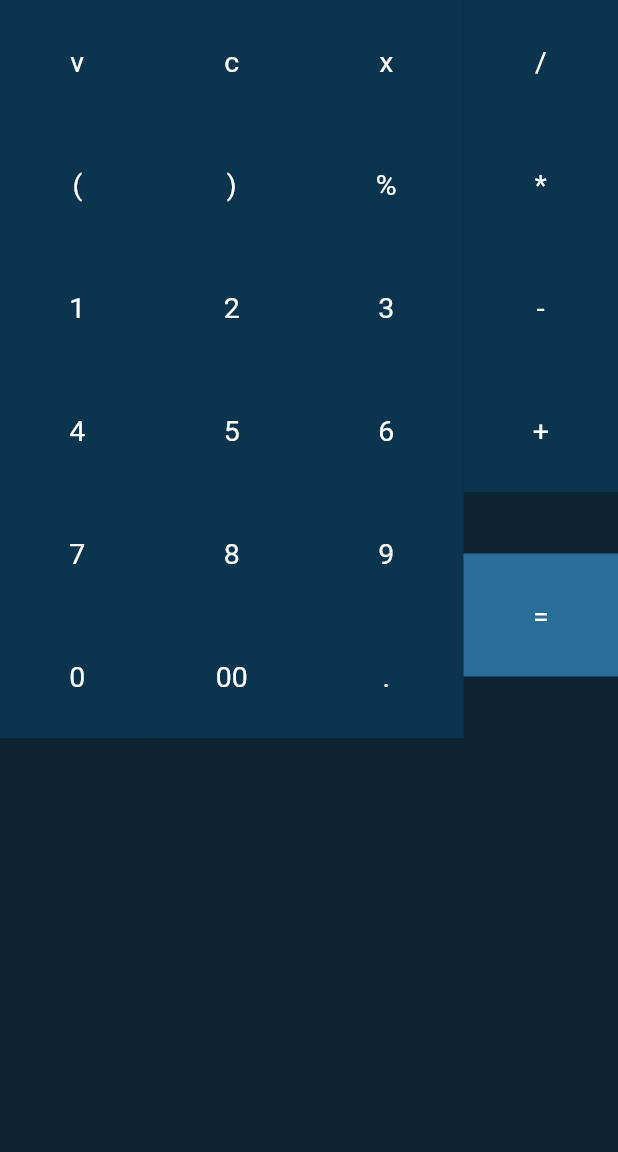
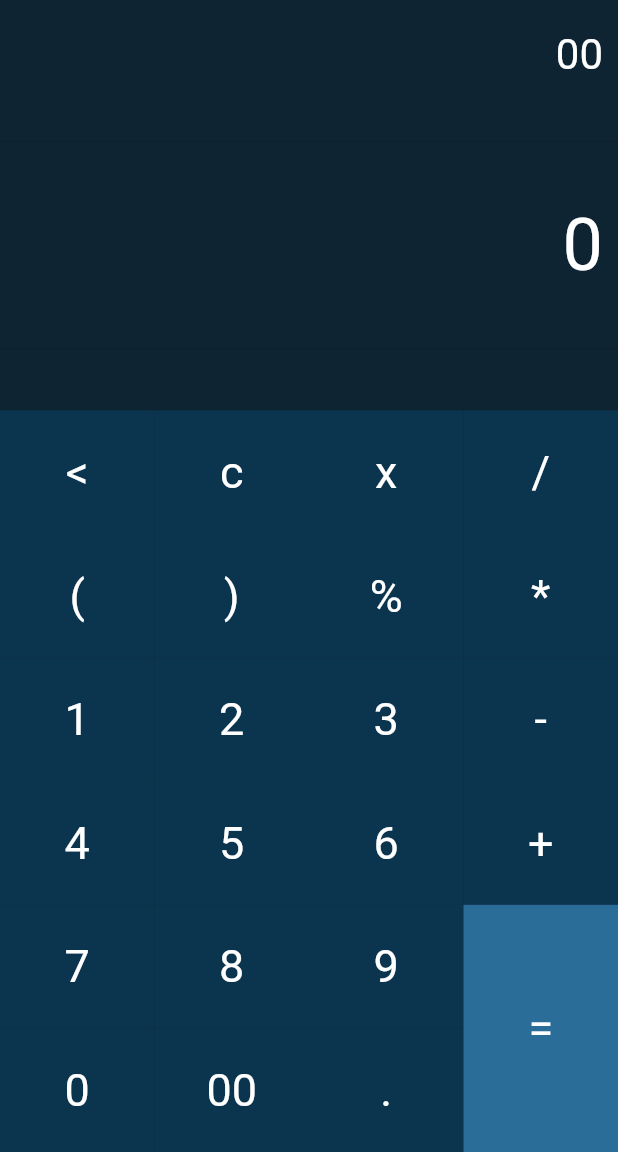
Before and after one commit to Noman-zawad/calculator, a Flutter app: the screen it shows after launch, after a tap on "00", on a phone screen of 412 x 824 dp, the part 84-1236 px from its top. Run offline on Flutter 3.47's test engine with Material 2 defaults, Android fonts, the phone set to English and light mode, and no system bars; our stand-ins replace math_expressions; missing offline and left inert: dart:ffi.

Commit message:
complete calculator

```diff
--- a/lib/screens/calculator_screen.dart
+++ b/lib/screens/calculator_screen.dart
@@ -1,6 +1,7 @@
+import 'dart:ffi';
+
 import 'package:flutter/material.dart';
-
-import '../widgets/button.dart';
+import 'package:math_expressions/math_expressions.dart';
 
 class CalculatorScreen extends StatefulWidget {
   const CalculatorScreen({super.key});
@@ -10,18 +11,61 @@ class CalculatorScreen extends StatefulWidget {
 }
 
 class _CalculatorScreenState extends State<CalculatorScreen> {
-  String _input = '';
+  String equation = "0";
+  String result = "0";
 
-  void _onButtonPressed(String value) {
+  void _onButtonPressed(String buttonText) {
     setState(() {
-      _input += value;
+      if (buttonText == "c") {
+        equation = "0";
+        result = "0";
+      } else if (buttonText == "x") {
+        equation = equation.substring(0, equation.length - 1);
+        if (equation == "") {
+          equation = "0";
+        }
+      } else if (buttonText == "=") {
+        try {
+          Parser p = Parser();
+          Expression exp = p.parse(equation);
+          ContextModel cm = ContextModel();
+          result = exp.evaluate(EvaluationType.REAL, cm).toString();
+        } catch (e) {
+          result = "Error";
+        }
+      } else {
+        if (equation == "0") {
+          equation = buttonText;
+        } else {
+          equation = equation + buttonText;
+        }
+      }
     });
   }
 
-  void _onClearPressed() {
-    setState(() {
-      _input = '';
-    });
+  Widget calculatorButton(
+      String buttonText, double buttonHeight, Color buttonColor) {
+    return Container(
+      height: MediaQuery.of(context).size.height * 0.1 * buttonHeight,
+      color: buttonColor,
+      child: TextButton(
+        style: TextButton.styleFrom(
+          shape: RoundedRectangleBorder(
+            borderRadius: BorderRadius.circular(0.0),
+          ),
+          padding: const EdgeInsets.all(16.0),
+        ),
+        onPressed: () => _onButtonPressed(buttonText),
+        child: Text(
+          buttonText,
+          style: const TextStyle(
+            fontSize: 30.0,
+            fontWeight: FontWeight.normal,
+            color: Colors.white,
+          ),
+        ),
+      ),
+    );
   }
 
   @override
@@ -38,139 +82,164 @@ class _CalculatorScreenState extends State<CalculatorScreen> {
         backgroundColor: const Color(0xFF0e2433),
         body: Column(
           children: [
-            Column(
-              children: [
-                Row(
-                  children: [
-                    CalculatorButton(
-                        text: 'v',
-                        onPressed: _onButtonPressed,
-                        btnColor: const Color(0xff0b344f)),
-                    CalculatorButton(
-                        text: 'c',
-                        onPressed: _onClearPressed,
-                        btnColor: const Color(0xff0b344f)),
-                    CalculatorButton(
-                        text: 'x',
-                        onPressed: _onButtonPressed,
-                        btnColor: const Color(0xff0b344f)),
-                    CalculatorButton(
-                        text: '/',
-                        onPressed: _onButtonPressed,
-                        btnColor: const Color(0xff0b344f)),
-                  ],
+            Container(
+              alignment: Alignment.centerRight,
+              padding: const EdgeInsets.fromLTRB(10, 20, 10, 0),
+              child: Text(
+                equation,
+                style: const TextStyle(fontSize: 28.0, color: Colors.white),
+              ),
+            ),
+            const Expanded(
+              child: Divider(),
+            ),
+            Container(
+              alignment: Alignment.centerRight,
+              padding: const EdgeInsets.fromLTRB(10, 0, 10, 0),
+              child: Text(
+                result,
+                style: const TextStyle(fontSize: 48.0, color: Colors.white),
+              ),
+            ),
+            const Expanded(
+              child: Divider(),
             ),
             Row(
+              mainAxisAlignment: MainAxisAlignment.center,
               children: [
-                    CalculatorButton(
-                        text: '(',
-                        onPressed: _onButtonPressed,
-                        btnColor: const Color(0xff0b344f)),
-                    CalculatorButton(
-                        text: ')',
-                        onPressed: _onButtonPressed,
-                        btnColor: const Color(0xff0b344f)),
-                    CalculatorButton(
-                        text: '%',
-                        onPressed: _onButtonPressed,
-                        btnColor: const Color(0xff0b344f)),
-                    CalculatorButton(
-                        text: '*',
-                        onPressed: _onButtonPressed,
-                        btnColor: const Color(0xff0b344f)),
-                  ],
+                Container(
+                  width: MediaQuery.of(context).size.width * .75,
+                  child: Table(
+                    children: [
+                      TableRow(children: [
+                        calculatorButton(
+                          "<",
+                          1,
+                          const Color(0xff0b344f),
                         ),
-                Row(
-                  children: [
-                    CalculatorButton(
-                        text: '1',
-                        onPressed: _onButtonPressed,
-                        btnColor: const Color(0xff0b344f)),
-                    CalculatorButton(
-                        text: '2',
-                        onPressed: _onButtonPressed,
-                        btnColor: const Color(0xff0b344f)),
-                    CalculatorButton(
-                        text: '3',
-                        onPressed: _onButtonPressed,
-                        btnColor: const Color(0xff0b344f)),
-                    CalculatorButton(
-                        text: '-',
-                        onPressed: _onButtonPressed,
-                        btnColor: const Color(0xff0b344f)),
-                  ],
+                        calculatorButton(
+                          "c",
+                          1,
+                          const Color(0xff0b344f),
                         ),
-                Row(
-                  children: [
-                    CalculatorButton(
-                        text: '4',
-                        onPressed: _onButtonPressed,
-                        btnColor: const Color(0xff0b344f)),
-                    CalculatorButton(
-                        text: '5',
-                        onPressed: _onButtonPressed,
-                        btnColor: const Color(0xff0b344f)),
-                    CalculatorButton(
-                        text: '6',
-                        onPressed: _onButtonPressed,
-                        btnColor: const Color(0xff0b344f)),
-                    CalculatorButton(
-                        text: '+',
-                        onPressed: _onButtonPressed,
-                        btnColor: const Color(0xff0b344f)),
-                  ],
+                        calculatorButton(
+                          "x",
+                          1,
+                          const Color(0xff0b344f),
                         ),
-                Row(
-                  children: [
-                    Flexible(
-                      flex: 3,
-                      child: Column(
-                        children: [
-                          Row(
-                            children: [
-                              CalculatorButton(
-                                  text: '7',
-                                  onPressed: _onButtonPressed,
-                                  btnColor: const Color(0xff0b344f)),
-                              CalculatorButton(
-                                  text: '8',
-                                  onPressed: _onButtonPressed,
-                                  btnColor: const Color(0xff0b344f)),
-                              CalculatorButton(
-                                  text: '9',
-                                  onPressed: _onButtonPressed,
-                                  btnColor: const Color(0xff0b344f)),
-                            ],
+                      ]),
+                      TableRow(children: [
+                        calculatorButton(
+                          "(",
+                          1,
+                          const Color(0xff0b344f),
                         ),
-                          Row(
-                            children: [
-                              CalculatorButton(
-                                  text: '0',
-                                  onPressed: _onButtonPressed,
-                                  btnColor: const Color(0xff0b344f)),
-                              CalculatorButton(
-                                  text: '00',
-                                  onPressed: _onButtonPressed,
-                                  btnColor: const Color(0xff0b344f)),
-                              CalculatorButton(
-                                  text: '.',
-                                  onPressed: _onButtonPressed,
-                                  btnColor: const Color(0xff0b344f)),
-                            ],
-                          )
+                        calculatorButton(
+                          ")",
+                          1,
+                          const Color(0xff0b344f),
+                        ),
+                        calculatorButton(
+                          "%",
+                          1,
+                          const Color(0xff0b344f),
+                        ),
+                      ]),
+                      TableRow(children: [
+                        calculatorButton(
+                          "1",
+                          1,
+                          const Color(0xff0b344f),
+                        ),
+                        calculatorButton(
+                          "2",
+                          1,
+                          const Color(0xff0b344f),
+                        ),
+                        calculatorButton(
+                          "3",
+                          1,
+                          const Color(0xff0b344f),
+                        ),
+                      ]),
+                      TableRow(children: [
+                        calculatorButton(
+                          "4",
+                          1,
+                          const Color(0xff0b344f),
+                        ),
+                        calculatorButton(
+                          "5",
+                          1,
+                          const Color(0xff0b344f),
+                        ),
+                        calculatorButton(
+                          "6",
+                          1,
+                          const Color(0xff0b344f),
+                        ),
+                      ]),
+                      TableRow(children: [
+                        calculatorButton(
+                          "7",
+                          1,
+                          const Color(0xff0b344f),
+                        ),
+                        calculatorButton(
+                          "8",
+                          1,
+                          const Color(0xff0b344f),
+                        ),
+                        calculatorButton(
+                          "9",
+                          1,
+                          const Color(0xff0b344f),
+                        ),
+                      ]),
+                      TableRow(children: [
+                        calculatorButton(
+                          "0",
+                          1,
+                          const Color(0xff0b344f),
+                        ),
+                        calculatorButton(
+                          "00",
+                          1,
+                          const Color(0xff0b344f),
+                        ),
+                        calculatorButton(
+                          ".",
+                          1,
+                          const Color(0xff0b344f),
+                        ),
+                      ]),
                     ],
                   ),
                 ),
-                    Expanded(
-                      child: CalculatorButton(
-                          text: '=',
-                          onPressed: _onButtonPressed,
-                          btnColor: const Color(0xff296d98)),
-                    )
+                Container(
+                  width: MediaQuery.of(context).size.width * 0.25,
+                  child: Table(
+                    children: [
+                      TableRow(children: [
+                        calculatorButton("/", 1, const Color(0xff0b344f))
+                      ]),
+                      TableRow(children: [
+                        calculatorButton("*", 1, const Color(0xff0b344f))
+                      ]),
+                      TableRow(children: [
+                        calculatorButton("-", 1, const Color(0xff0b344f))
+                      ]),
+                      TableRow(children: [
+                        calculatorButton("+", 1, const Color(0xff0b344f))
+                      ]),
+                      TableRow(children: [
+                        calculatorButton("=", 2, const Color(0xff296d98))
+                      ]),
+                    ],
+                  ),
+                ),
               ],
             )
-              ],
-            ),
           ],
         ),
       ),
--- a/lib/widgets/button.dart
+++ /dev/null
@@ -1,45 +0,0 @@
-import 'package:flutter/material.dart';
-
-class CalculatorButton extends StatelessWidget {
-  final String text;
-  final Color btnColor;
-  final Function onPressed;
-
-  const CalculatorButton({
-    super.key,
-    required this.text,
-    required this.onPressed,
-    required this.btnColor,
-  });
-
-  @override
-  Widget build(BuildContext context) {
-    return Expanded(
-      child: TextButton(
-        onPressed: () {
-          onPressed(text);
-        },
-        style: TextButton.styleFrom(
-          backgroundColor: btnColor,
-          padding: const EdgeInsets.all(0),
-          shape: RoundedRectangleBorder(
-              borderRadius: BorderRadius.circular(0),
-              side: BorderSide.none // Set border radius to 0
-              ),
-        ),
-        child: Container(
-          alignment: Alignment.center,
-          padding: const EdgeInsets.all(30),
-          child: Text(
-            text,
-            style: const TextStyle(
-              fontSize: 19.0,
-              fontWeight: FontWeight.w400,
-              color: Colors.white,
-            ),
-          ),
-        ),
-      ),
-    );
-  }
-}
```
Also changed, not shown: pubspec.yaml (+3 -4 lines), pubspec.lock. Lines whose indentation alone changed are shown as unchanged.
